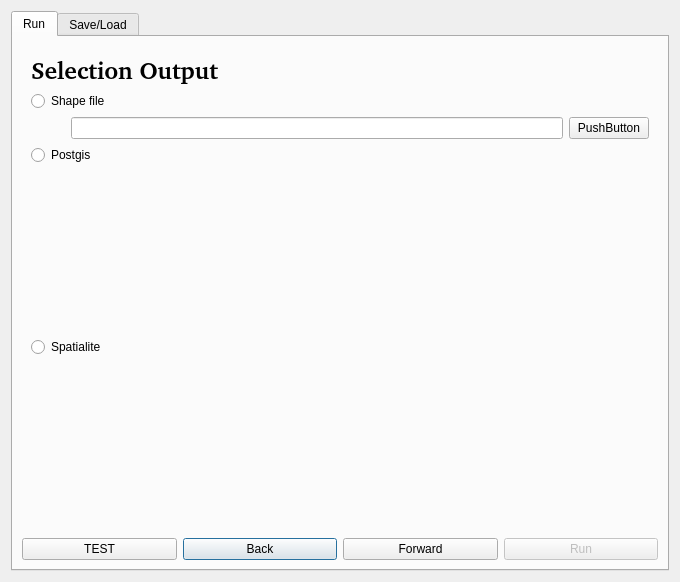
gis3w/ARPAP_SpatialReport, file arpap_spatialreport_dialog_base.ui: the form before one commit.
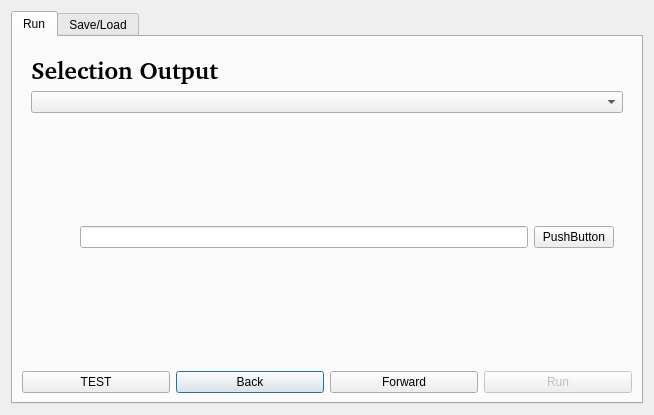
The form after the commit.

Commit message: Continue develod. Start output managment

Patch:
```diff
--- a/arpap_spatialreport_dialog_base.ui
+++ b/arpap_spatialreport_dialog_base.ui
@@ -6,8 +6,8 @@
    <rect>
     <x>0</x>
     <y>0</y>
-    <width>680</width>
-    <height>582</height>
+    <width>654</width>
+    <height>415</height>
    </rect>
   </property>
   <property name="windowTitle">
@@ -433,7 +433,7 @@
          <widget class="QWidget" name="pageSelectOutput">
           <layout class="QVBoxLayout" name="verticalLayout_5">
            <item>
-            <layout class="QVBoxLayout" name="verticalLayout_4" stretch="0,1,1,1,1,1,1">
+            <layout class="QVBoxLayout" name="verticalLayout_4" stretch="0,0,0">
              <item>
               <widget class="QLabel" name="labelTitleStep4">
                <property name="font">
@@ -450,49 +450,51 @@
               </widget>
              </item>
              <item>
-              <widget class="QRadioButton" name="outputShapeRadio">
-               <property name="text">
-                <string>Shape file</string>
-               </property>
-              </widget>
+              <widget class="QComboBox" name="selectOutputType"/>
              </item>
              <item>
-              <layout class="QHBoxLayout" name="horizontalLayout_2">
+              <layout class="QHBoxLayout" name="horizontalLayoutOutputShapeFile">
                <property name="leftMargin">
                 <number>40</number>
                </property>
                <item>
-                <widget class="QLineEdit" name="lineEdit"/>
-               </item>
-               <item>
-                <widget class="QPushButton" name="pushButton">
-                 <property name="text">
-                  <string>PushButton</string>
+                <widget class="QStackedWidget" name="stackedWidgetOutput">
+                 <property name="currentIndex">
+                  <number>1</number>
                  </property>
+                 <widget class="QWidget" name="pageOutputShapeFile">
+                  <layout class="QHBoxLayout" name="horizontalLayout_5">
+                   <item>
+                    <widget class="QLineEdit" name="outputShapeFile"/>
+                   </item>
+                   <item>
+                    <widget class="QPushButton" name="outputShapeFileButton">
+                     <property name="text">
+                      <string>...</string>
+                     </property>
+                    </widget>
+                   </item>
+                  </layout>
+                 </widget>
+                 <widget class="QWidget" name="pageOutputSpatilite">
+                  <layout class="QHBoxLayout" name="horizontalLayout_2">
+                   <item>
+                    <widget class="QLineEdit" name="outputSpatialite"/>
+                   </item>
+                   <item>
+                    <widget class="QPushButton" name="outputSpatialiteButton">
+                     <property name="text">
+                      <string>PushButton</string>
+                     </property>
+                    </widget>
+                   </item>
+                  </layout>
+                 </widget>
+                 <widget class="QWidget" name="pageOutputPostgis"/>
                 </widget>
                </item>
               </layout>
              </item>
-             <item>
-              <widget class="QRadioButton" name="outputPostgisRadio">
-               <property name="text">
-                <string>Postgis</string>
-               </property>
-              </widget>
-             </item>
-             <item>
-              <layout class="QHBoxLayout" name="horizontalLayout_5"/>
-             </item>
-             <item>
-              <widget class="QRadioButton" name="outputSpatialiteRadio">
-               <property name="text">
-                <string>Spatialite</string>
-               </property>
-              </widget>
-             </item>
-             <item>
-              <layout class="QHBoxLayout" name="horizontalLayout_6"/>
-             </item>
             </layout>
            </item>
           </layout>
```
The commit also changes 2 other files.
